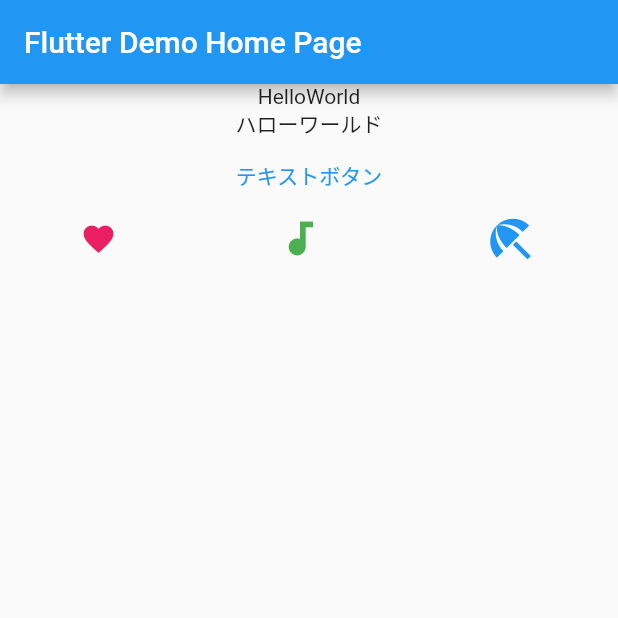
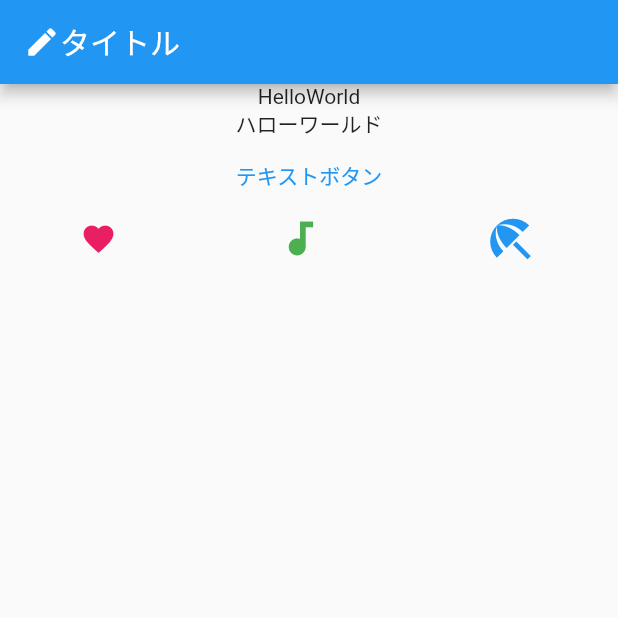
Before and after one commit to tsubasa-sbym/flutter_application_00, a Flutter app: the screen it shows after launch, on a phone screen of 412 x 824 dp, the top half of it. Run offline on Flutter 3.47's test engine with Material 2 defaults, Android fonts, the phone set to English and light mode, and no system bars.

Commit message:
feat: AppBarにWidgetを追加

```diff
--- a/lib/main.dart
+++ b/lib/main.dart
@@ -52,7 +52,10 @@ class _MyHomePageState extends State<MyHomePage> {
   Widget build(BuildContext context) {
     return Scaffold(
       appBar: AppBar(
-        title: Text(widget.title),
+        title: Row(children: const [
+         Icon(Icons.create),
+         Text("タイトル"),
+       ]),
       ),
       body: Column(children: [
          const Text("HelloWorld"),
```
